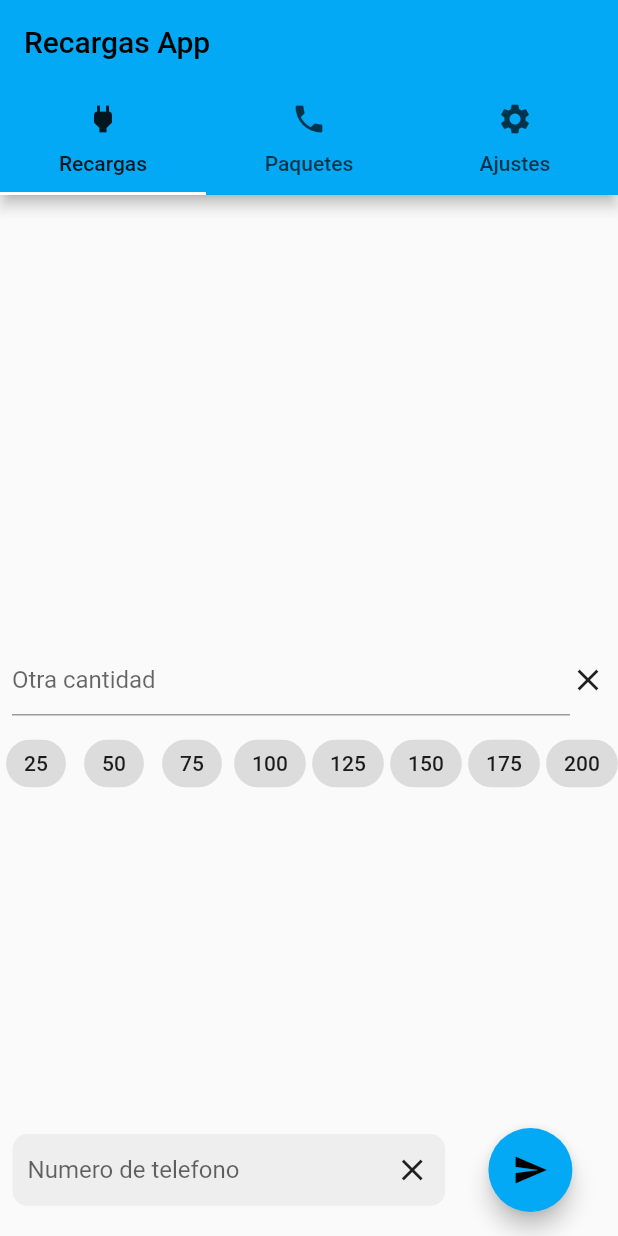
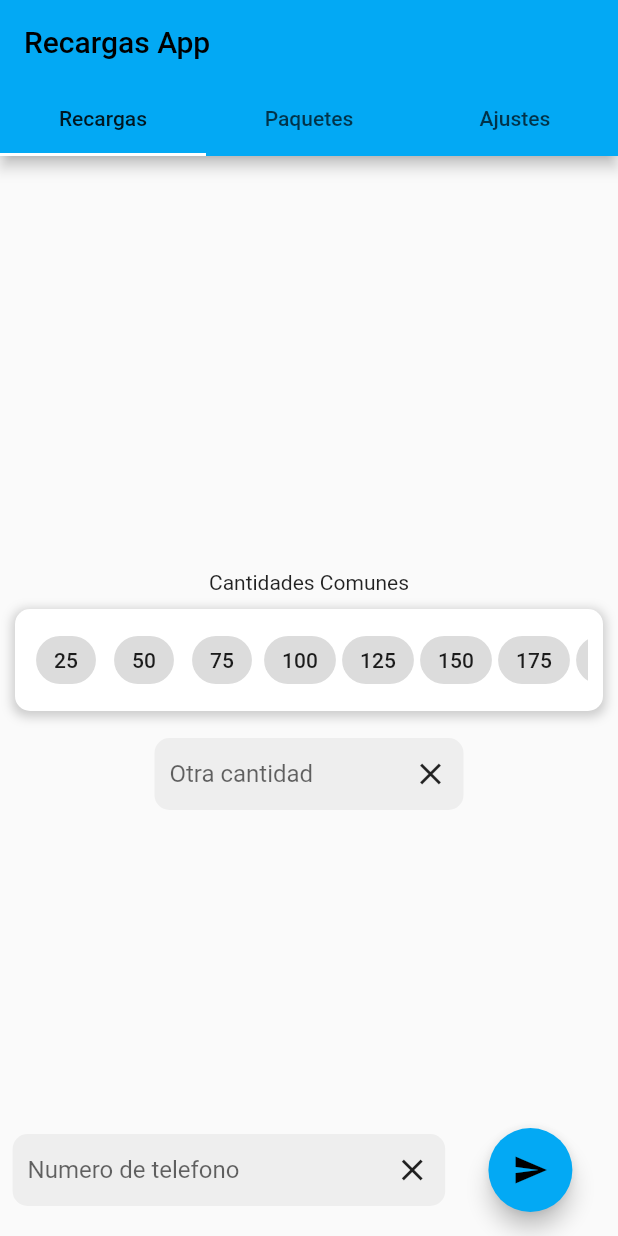
Before and after one commit to robert-virtual/recargas_claro_app, a Flutter app: the screen it shows after launch, on a phone screen of 412 x 824 dp. Run offline on Flutter 3.47's test engine with Material 2 defaults, Android fonts, the phone set to English and light mode, and no system bars; our stand-ins replace shared_preferences; missing offline and left inert: flutter_phone_direct_caller.

Commit message:
contenedor de recargas comunes pagina recargas

```diff
--- a/lib/main.dart
+++ b/lib/main.dart
@@ -25,15 +25,12 @@ class MyApp extends StatelessWidget {
             bottom: const TabBar(
               tabs:[
                 Tab(
-                  icon: Icon(Icons.power),
                   text: "Recargas",
                 ),
                 Tab(
-                  icon: Icon(Icons.phone),
                   text: "Paquetes",
                 ),
                 Tab(
-                  icon: Icon(Icons.settings),
                   text: "Ajustes",
                 )
               ]
--- a/lib/pages/recargas.dart
+++ b/lib/pages/recargas.dart
@@ -22,27 +22,24 @@ class _RecargasPageState extends State<RecargasPage> {
         body: Column(
           mainAxisAlignment: MainAxisAlignment.center,
           children: [
-            Padding(
-              padding: const EdgeInsets.all(8.0),
-              child: Row(
-                children: [
-                  Expanded(
-                    child: TextField(
-                      maxLength: 3,
-                      onChanged: (value) {
-                        setState(() {}); /*actualiza */
-                      },
-                      controller: cantidad,
-                      keyboardType: TextInputType.number,
-                      decoration: const InputDecoration(
-                          hintText: "Otra cantidad", counterText: ""),
-                    ),
-                  ),
-                  InkWell(onTap: cantidad.clear, child: const Icon(Icons.close))
+
+            const Text("Cantidades Comunes"),
+            Container(
+              padding: const EdgeInsets.all(10),
+              decoration:  BoxDecoration(
+                color: Colors.white,
+                borderRadius: BorderRadius.circular(10),
+                boxShadow:  [
+                  BoxShadow(
+                    color: Colors.grey.withOpacity(0.5),
+                    spreadRadius: 2,
+                    blurRadius: 5,
+                    offset: const Offset(0,2)
+                  )
                 ],
               ),
-            ),
-            SingleChildScrollView(
+              margin: EdgeInsets.all(10),
+              child: SingleChildScrollView(
                 scrollDirection: Axis.horizontal,
                 child: Row(
                   children: [
@@ -62,6 +59,38 @@ class _RecargasPageState extends State<RecargasPage> {
                   ],
                 ),
               ),
+            ),
+              Padding(
+              padding: const EdgeInsets.all(8.0),
+              child: Container(
+                width: MediaQuery.of(context).size.width * 0.5,
+                padding: const EdgeInsets.symmetric(horizontal: 10),
+                decoration: BoxDecoration(
+                    color: Colors.grey[200],
+                    borderRadius: BorderRadius.circular(10)),
+                child: Row(
+                  children: [
+                    Expanded(
+                      child: TextField(
+                        maxLength: 3,
+                        onChanged: (value) {
+                          setState(() {}); /*actualiza */
+                        },
+                        controller: cantidad,
+                        keyboardType: TextInputType.number,
+                        decoration: const InputDecoration(
+                            border: InputBorder.none,
+                            hintText: "Otra cantidad",
+                            counterText: ""),
+                      ),
+                    ),
+                    InkWell(
+                        onTap: cantidad.clear, child: const Icon(Icons.close))
+                  ],
+                ),
+              ),
+            ),
+
           ],
         ),
         floatingActionButton: Row(
```
Lines whose indentation alone changed are shown as unchanged.
